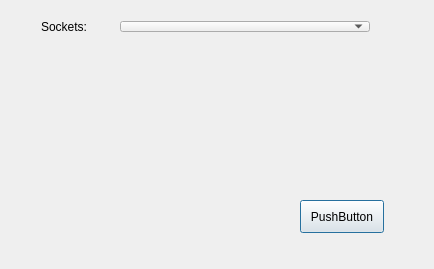
The window that dialog.ui (Pete-Hamlin/s20-sockets) describes before a commit, drawn with Qt 5.
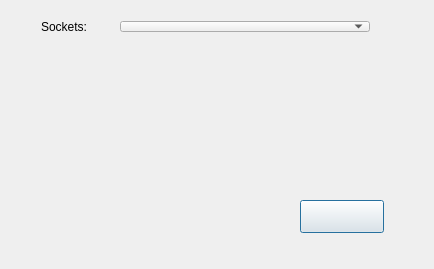
The same window after the commit.

Commit message: Add a check for valid timezones.

```diff
--- a/dialog.ui
+++ b/dialog.ui
@@ -23,7 +23,7 @@
     </rect>
    </property>
    <property name="text">
-    <string>PushButton</string>
+    <string></string>
    </property>
   </widget>
   <widget class="QWidget" name="">
```
The commit also changes 1 other file.
